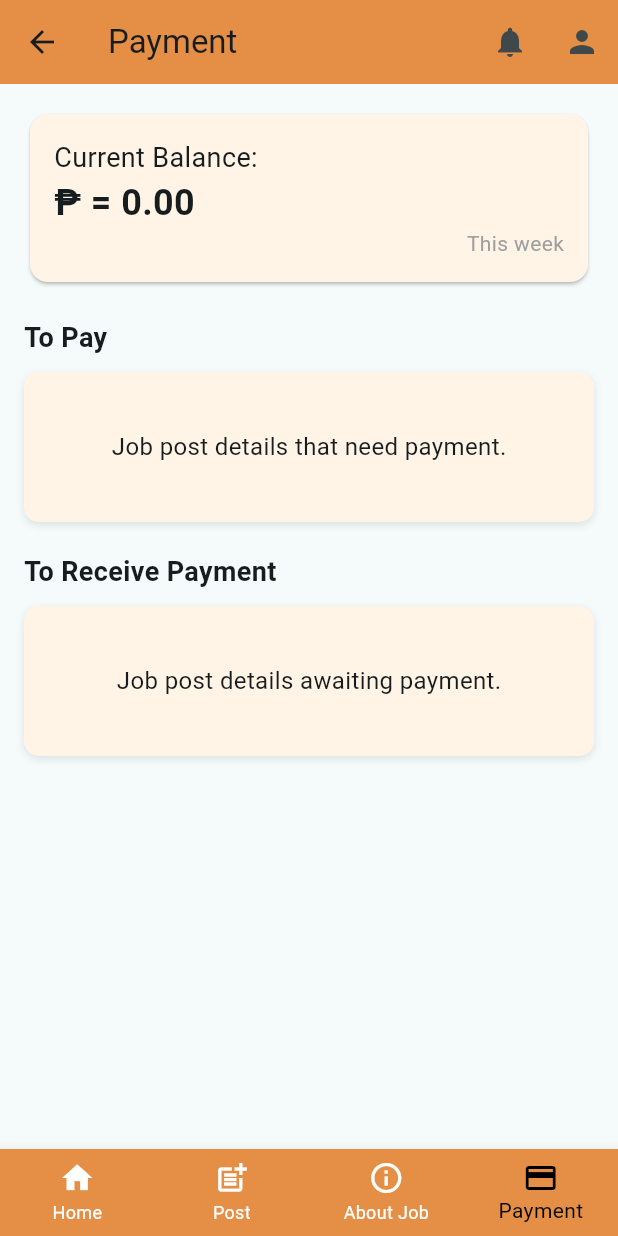
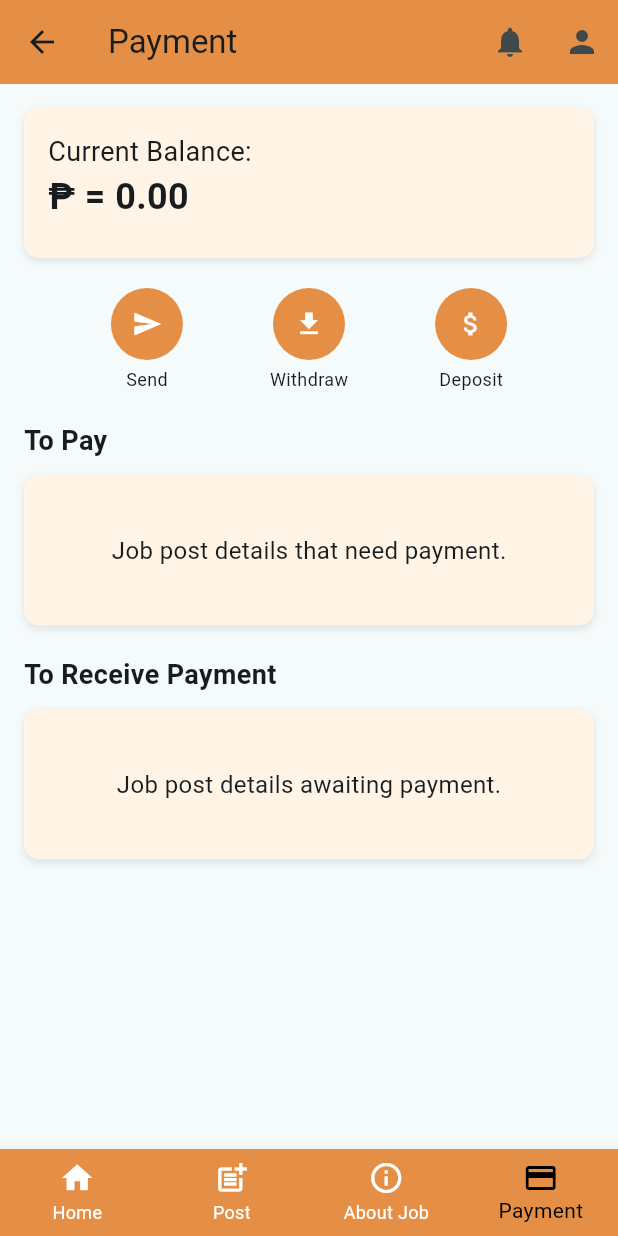
Before and after one commit to MarkCristian-Salas/Flutter-Project, a Flutter app: the PaymentPage screen opened directly, on a phone screen of 412 x 824 dp. Run offline on Flutter 3.47's test engine with Material 3 defaults, Android fonts, the phone set to English and light mode, and no system bars; our stand-ins replace get, get_storage, google_fonts; accounts and stored records are empty.

Commit message:
adding buttons related to balance card

```diff
--- a/lib/views/home.dart
+++ b/lib/views/home.dart
@@ -158,7 +158,6 @@ class BalanceCard extends StatelessWidget {
                 style: TextStyle(fontSize: 24, fontWeight: FontWeight.bold)),
             Align(
               alignment: Alignment.centerRight,
-              child: Text('This week', style: TextStyle(color: Colors.grey)),
             ),
           ],
         ),
--- a/lib/views/payment_page.dart
+++ b/lib/views/payment_page.dart
@@ -41,17 +41,28 @@ class PaymentPage extends StatelessWidget {
             children: [
               BalanceCard(),
               SizedBox(height: 20),
+              // buttons ng balance card
+              Row(
+                mainAxisAlignment: MainAxisAlignment.spaceEvenly,
+                children: [
+                  _buildColoredIconButton(context, Icons.send, 'Send'),
+                  _buildColoredIconButton(context, Icons.download, 'Withdraw'),
+                  _buildColoredIconButton(
+                      context, Icons.attach_money, 'Deposit'),
+                ],
+              ),
+              SizedBox(height: 20),
               SectionTitle(title: 'To Pay'),
               SizedBox(height: 10),
               JobCard(
-                  description:
-                      'Job post details that need payment.'),
+                description: 'Job post details that need payment.',
+              ),
               SizedBox(height: 20),
               SectionTitle(title: 'To Receive Payment'),
               SizedBox(height: 10),
               JobCard(
-                  description:
-                      'Job post details awaiting payment.'),
+                description: 'Job post details awaiting payment.',
+              ),
             ],
           ),
         ),
@@ -107,6 +118,32 @@ class PaymentPage extends StatelessWidget {
       ),
     );
   }
+
+  // Buttons ng balance card
+  Widget _buildColoredIconButton(
+      BuildContext context, IconData icon, String label) {
+    return Column(
+      children: [
+        Container(
+          decoration: BoxDecoration(
+            color: const Color(0xFFE48F45),
+            shape: BoxShape.circle,
+          ),
+          child: IconButton(
+            icon: Icon(icon, size: 20, color: Colors.white),
+            onPressed: () {
+              // dagdagan ng page for this button
+            },
+          ),
+        ),
+        SizedBox(height: 4),
+        Text(
+          label,
+          style: TextStyle(fontSize: 12),
+        ),
+      ],
+    );
+  }
 }
 
 class SectionTitle extends StatelessWidget {
@@ -158,3 +195,38 @@ class JobCard extends StatelessWidget {
     );
   }
 }
+
+class BalanceCard extends StatelessWidget {
+  @override
+  Widget build(BuildContext context) {
+    return Container(
+      height: 100,
+      width: double.infinity,
+      decoration: BoxDecoration(
+        color: Color(0xFFFFF4E6),
+        borderRadius: BorderRadius.circular(10),
+        boxShadow: [
+          BoxShadow(
+            color: Colors.black.withOpacity(0.1),
+            blurRadius: 4,
+            offset: Offset(0, 2),
+          ),
+        ],
+      ),
+      child: Padding(
+        padding: const EdgeInsets.all(16.0),
+        child: Column(
+          crossAxisAlignment: CrossAxisAlignment.start,
+          children: [
+            Text('Current Balance:', style: TextStyle(fontSize: 18)),
+            Text('₱ = 0.00',
+                style: TextStyle(fontSize: 24, fontWeight: FontWeight.bold)),
+            Align(
+              alignment: Alignment.centerRight,
+            ),
+          ],
+        ),
+      ),
+    );
+  }
+}
```
